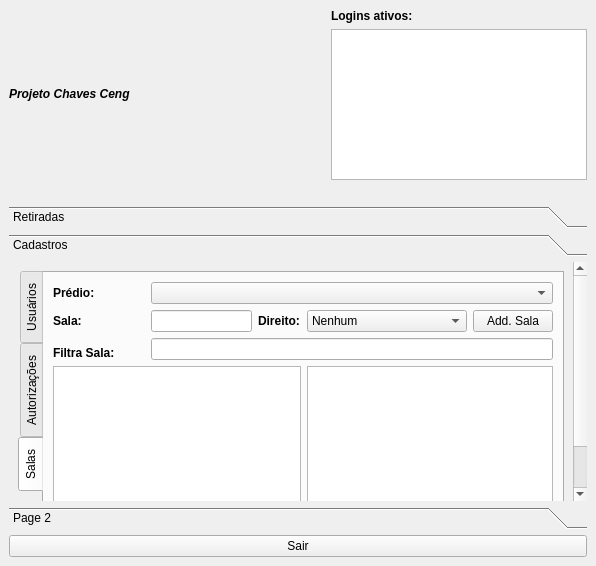
walkermarcos/Chaves, file nivel2.ui: the form before one commit.
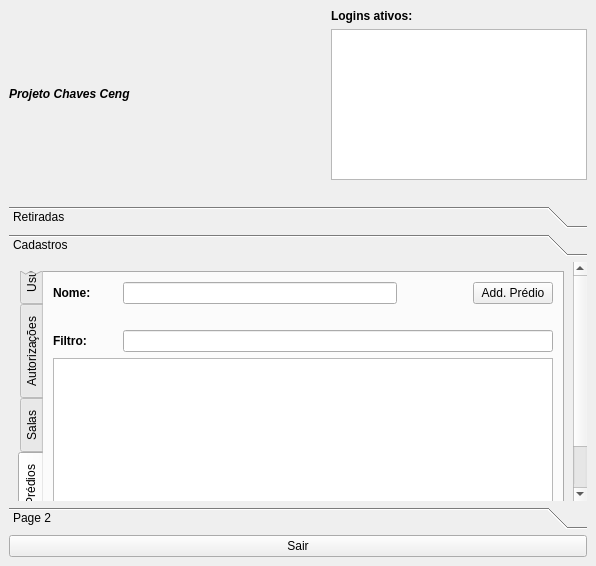
The form after the commit. Icons and pictures are not drawn.

```diff
--- a/nivel2.ui
+++ b/nivel2.ui
@@ -262,7 +262,7 @@
        <property name="geometry">
         <rect>
          <x>0</x>
-         <y>-19</y>
+         <y>-79</y>
          <width>564</width>
          <height>295</height>
         </rect>
@@ -311,7 +311,7 @@
            <enum>QTabWidget::West</enum>
           </property>
           <property name="currentIndex">
-           <number>2</number>
+           <number>3</number>
           </property>
           <widget class="QWidget" name="tab">
            <property name="sizePolicy">
@@ -681,6 +681,91 @@
             </item>
            </layout>
           </widget>
+          <widget class="QWidget" name="tab_4">
+           <attribute name="title">
+            <string>Prédios</string>
+           </attribute>
+           <layout class="QGridLayout" name="gridLayout_7">
+            <item row="0" column="0">
+             <widget class="QLabel" name="label_16">
+              <property name="font">
+               <font>
+                <weight>75</weight>
+                <bold>true</bold>
+               </font>
+              </property>
+              <property name="text">
+               <string>Nome:</string>
+              </property>
+             </widget>
+            </item>
+            <item row="3" column="0" rowspan="2" colspan="7">
+             <spacer name="horizontalSpacer_2">
+              <property name="orientation">
+               <enum>Qt::Horizontal</enum>
+              </property>
+              <property name="sizeHint" stdset="0">
+               <size>
+                <width>492</width>
+                <height>20</height>
+               </size>
+              </property>
+             </spacer>
+            </item>
+            <item row="0" column="6">
+             <widget class="QPushButton" name="pushButton_9">
+              <property name="text">
+               <string>Add. Prédio</string>
+              </property>
+             </widget>
+            </item>
+            <item row="5" column="0">
+             <widget class="QLabel" name="label_17">
+              <property name="font">
+               <font>
+                <weight>75</weight>
+                <bold>true</bold>
+               </font>
+              </property>
+              <property name="text">
+               <string>Filtro:</string>
+              </property>
+             </widget>
+            </item>
+            <item row="6" column="0" colspan="7">
+             <widget class="QTableWidget" name="tableWidget_5">
+              <property name="editTriggers">
+               <set>QAbstractItemView::NoEditTriggers</set>
+              </property>
+              <property name="selectionMode">
+               <enum>QAbstractItemView::MultiSelection</enum>
+              </property>
+              <property name="selectionBehavior">
+               <enum>QAbstractItemView::SelectRows</enum>
+              </property>
+              <attribute name="horizontalHeaderStretchLastSection">
+               <bool>true</bool>
+              </attribute>
+              <attribute name="verticalHeaderVisible">
+               <bool>false</bool>
+              </attribute>
+             </widget>
+            </item>
+            <item row="5" column="1" colspan="6">
+             <widget class="QLineEdit" name="lineEdit_8"/>
+            </item>
+            <item row="0" column="1" colspan="4">
+             <widget class="QLineEdit" name="lineEdit_7"/>
+            </item>
+            <item row="7" column="0" colspan="7">
+             <widget class="QPushButton" name="pushButton_12">
+              <property name="text">
+               <string>Excluir</string>
+              </property>
+             </widget>
+            </item>
+           </layout>
+          </widget>
          </widget>
         </item>
        </layout>
```
Left out of the diff: 9 changed lines with no effect on the pictures.
